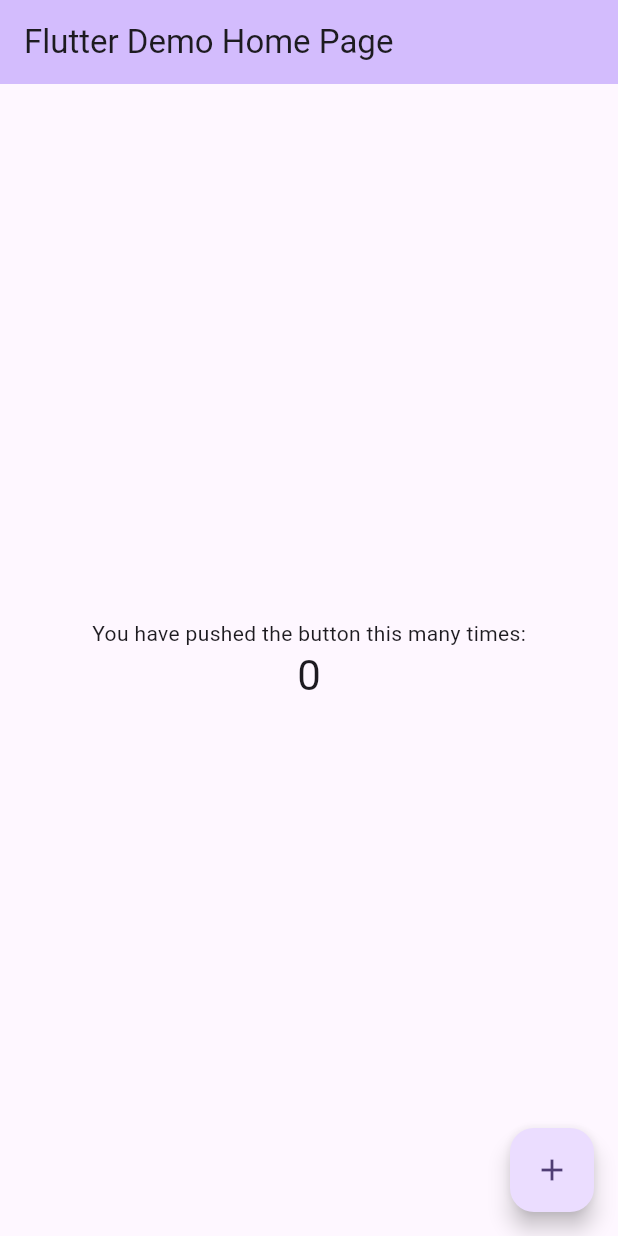
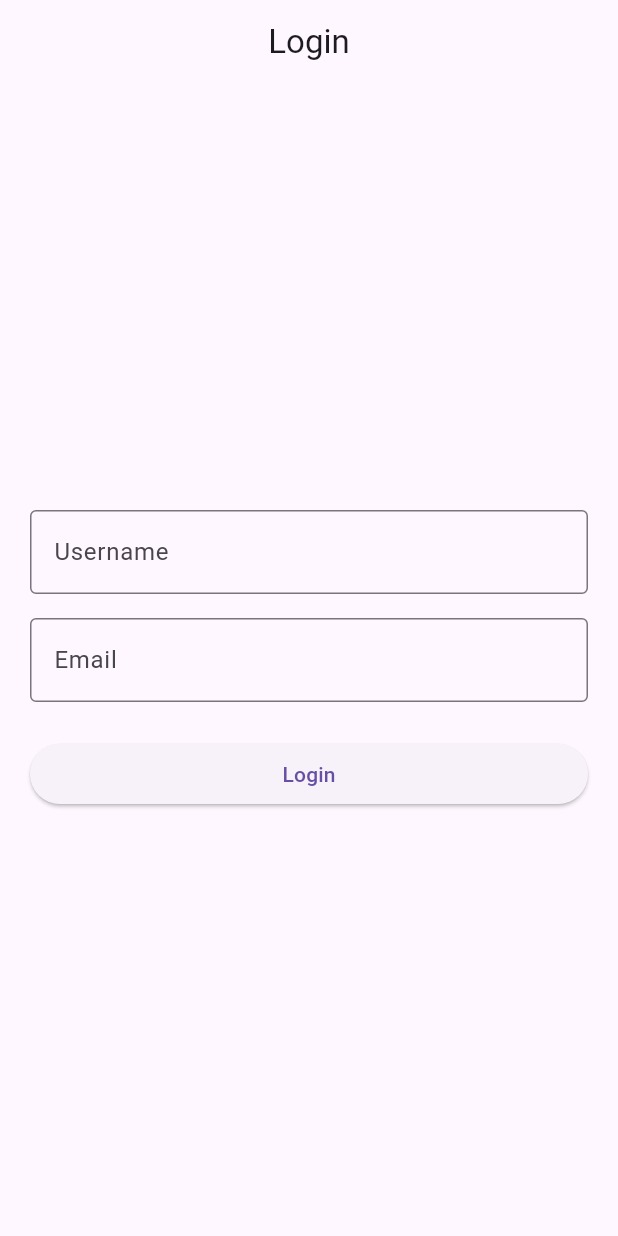
Before and after one commit to Abicodejr/UAS_PAM, a Flutter app: the screen it shows after launch, on a phone screen of 412 x 824 dp. Run offline on Flutter 3.47's test engine with Material 3 defaults, Android fonts, the phone set to English and light mode, and no system bars; accounts and stored records are empty.

Commit message:
3 login view

```diff
--- a/lib/main.dart
+++ b/lib/main.dart
@@ -1,122 +1,23 @@
 import 'package:flutter/material.dart';
+import 'package:provider/provider.dart';
+
+import 'controllers/login_controller.dart';
+import 'views/login_view.dart';
 
 void main() {
-  runApp(const MyApp());
+  runApp(
+    MultiProvider(
+      providers: [ChangeNotifierProvider(create: (_) => LoginController())],
+      child: const MyApp(),
+    ),
+  );
 }
 
 class MyApp extends StatelessWidget {
   const MyApp({super.key});
 
-  // This widget is the root of your application.
   @override
   Widget build(BuildContext context) {
-    return MaterialApp(
-      title: 'Flutter Demo',
-      theme: ThemeData(
-        // This is the theme of your application.
-        //
-        // TRY THIS: Try running your application with "flutter run". You'll see
-        // the application has a purple toolbar. Then, without quitting the app,
-        // try changing the seedColor in the colorScheme below to Colors.green
-        // and then invoke "hot reload" (save your changes or press the "hot
-        // reload" button in a Flutter-supported IDE, or press "r" if you used
-        // the command line to start the app).
-        //
-        // Notice that the counter didn't reset back to zero; the application
-        // state is not lost during the reload. To reset the state, use hot
-        // restart instead.
-        //
-        // This works for code too, not just values: Most code changes can be
-        // tested with just a hot reload.
-        colorScheme: .fromSeed(seedColor: Colors.deepPurple),
-      ),
-      home: const MyHomePage(title: 'Flutter Demo Home Page'),
-    );
+    return MaterialApp(debugShowCheckedModeBanner: false, home: LoginView());
   }
 }
-
-class MyHomePage extends StatefulWidget {
-  const MyHomePage({super.key, required this.title});
-
-  // This widget is the home page of your application. It is stateful, meaning
-  // that it has a State object (defined below) that contains fields that affect
-  // how it looks.
-
-  // This class is the configuration for the state. It holds the values (in this
-  // case the title) provided by the parent (in this case the App widget) and
-  // used by the build method of the State. Fields in a Widget subclass are
-  // always marked "final".
-
-  final String title;
-
-  @override
-  State<MyHomePage> createState() => _MyHomePageState();
-}
-
-class _MyHomePageState extends State<MyHomePage> {
-  int _counter = 0;
-
-  void _incrementCounter() {
-    setState(() {
-      // This call to setState tells the Flutter framework that something has
-      // changed in this State, which causes it to rerun the build method below
-      // so that the display can reflect the updated values. If we changed
-      // _counter without calling setState(), then the build method would not be
-      // called again, and so nothing would appear to happen.
-      _counter++;
-    });
-  }
-
-  @override
-  Widget build(BuildContext context) {
-    // This method is rerun every time setState is called, for instance as done
-    // by the _incrementCounter method above.
-    //
-    // The Flutter framework has been optimized to make rerunning build methods
-    // fast, so that you can just rebuild anything that needs updating rather
-    // than having to individually change instances of widgets.
-    return Scaffold(
-      appBar: AppBar(
-        // TRY THIS: Try changing the color here to a specific color (to
-        // Colors.amber, perhaps?) and trigger a hot reload to see the AppBar
-        // change color while the other colors stay the same.
-        backgroundColor: Theme.of(context).colorScheme.inversePrimary,
-        // Here we take the value from the MyHomePage object that was created by
-        // the App.build method, and use it to set our appbar title.
-        title: Text(widget.title),
-      ),
-      body: Center(
-        // Center is a layout widget. It takes a single child and positions it
-        // in the middle of the parent.
-        child: Column(
-          // Column is also a layout widget. It takes a list of children and
-          // arranges them vertically. By default, it sizes itself to fit its
-          // children horizontally, and tries to be as tall as its parent.
-          //
-          // Column has various properties to control how it sizes itself and
-          // how it positions its children. Here we use mainAxisAlignment to
-          // center the children vertically; the main axis here is the vertical
-          // axis because Columns are vertical (the cross axis would be
-          // horizontal).
-          //
-          // TRY THIS: Invoke "debug painting" (choose the "Toggle Debug Paint"
-          // action in the IDE, or press "p" in the console), to see the
-          // wireframe for each widget.
-          mainAxisAlignment: .center,
-          children: [
-            const Text('You have pushed the button this many times:'),
-            Text(
-              '$_counter',
-              style: Theme.of(context).textTheme.headlineMedium,
-            ),
-          ],
-        ),
-      ),
-      floatingActionButton: FloatingActionButton(
-        onPressed: _incrementCounter,
-        tooltip: 'Increment',
-        child: const Icon(Icons.add),
-      ),
-    );
-  }
-}
--- /dev/null
+++ b/lib/views/login_view.dart
@@ -0,0 +1,75 @@
+import 'package:flutter/material.dart';
+import 'package:provider/provider.dart';
+import '../controllers/login_controller.dart';
+
+class LoginView extends StatelessWidget {
+  LoginView({super.key});
+
+  final TextEditingController usernameController = TextEditingController();
+  final TextEditingController emailController = TextEditingController();
+
+  @override
+  Widget build(BuildContext context) {
+    final controller = Provider.of<LoginController>(context);
+
+    return Scaffold(
+      appBar: AppBar(
+        title: const Text('Login'),
+        centerTitle: true,
+      ),
+      body: Padding(
+        padding: const EdgeInsets.all(20),
+        child: Column(
+          mainAxisAlignment: MainAxisAlignment.center,
+          children: [
+            TextField(
+              controller: usernameController,
+              decoration: const InputDecoration(
+                labelText: 'Username',
+                border: OutlineInputBorder(),
+              ),
+            ),
+            const SizedBox(height: 16),
+            TextField(
+              controller: emailController,
+              decoration: const InputDecoration(
+                labelText: 'Email',
+                border: OutlineInputBorder(),
+              ),
+            ),
+            const SizedBox(height: 24),
+
+            controller.isLoading
+                ? const CircularProgressIndicator()
+                : SizedBox(
+                    width: double.infinity,
+                    child: ElevatedButton(
+                      onPressed: () async {
+                        bool success = await controller.login(
+                          usernameController.text,
+                          emailController.text,
+                        );
+
+                        if (success) {
+                          ScaffoldMessenger.of(context).showSnackBar(
+                            const SnackBar(
+                              content: Text('Login berhasil'),
+                            ),
+                          );
+                        } else {
+                          ScaffoldMessenger.of(context).showSnackBar(
+                            const SnackBar(
+                              content: Text('Login gagal'),
+                            ),
+                          );
+                        }
+                      },
+                      child: const Text('Login'),
+                    ),
+                  ),
+          ],
+        ),
+      ),
+    );
+  }
+}
--- a/pubspec.yaml
+++ b/pubspec.yaml
@@ -21,6 +21,7 @@ version: 1.0.0+1
 environment:
   sdk: ^3.10.1
 
+
 # Dependencies specify other packages that your package needs in order to work.
 # To automatically upgrade your package dependencies to the latest versions
 # consider running `flutter pub upgrade --major-versions`. Alternatively,
@@ -30,6 +31,7 @@ environment:
 dependencies:
   flutter:
     sdk: flutter
+  provider: ^6.1.5+1
 
   # The following adds the Cupertino Icons font to your application.
   # Use with the CupertinoIcons class for iOS style icons.
```
Also changed, not shown: pubspec.lock.
